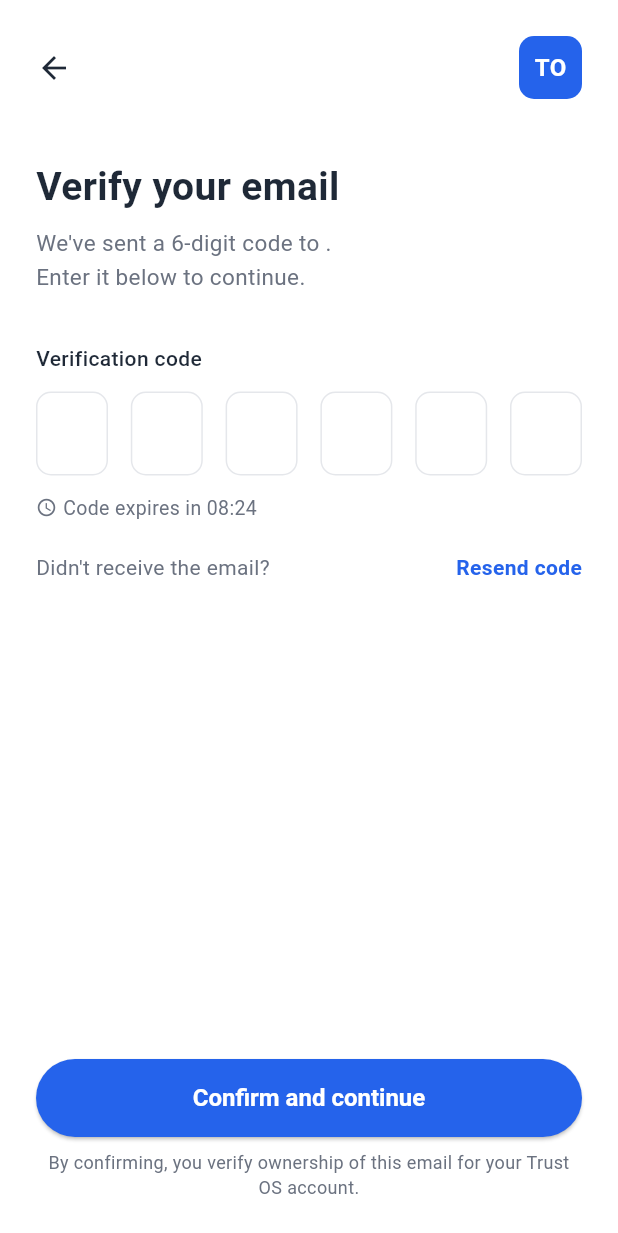
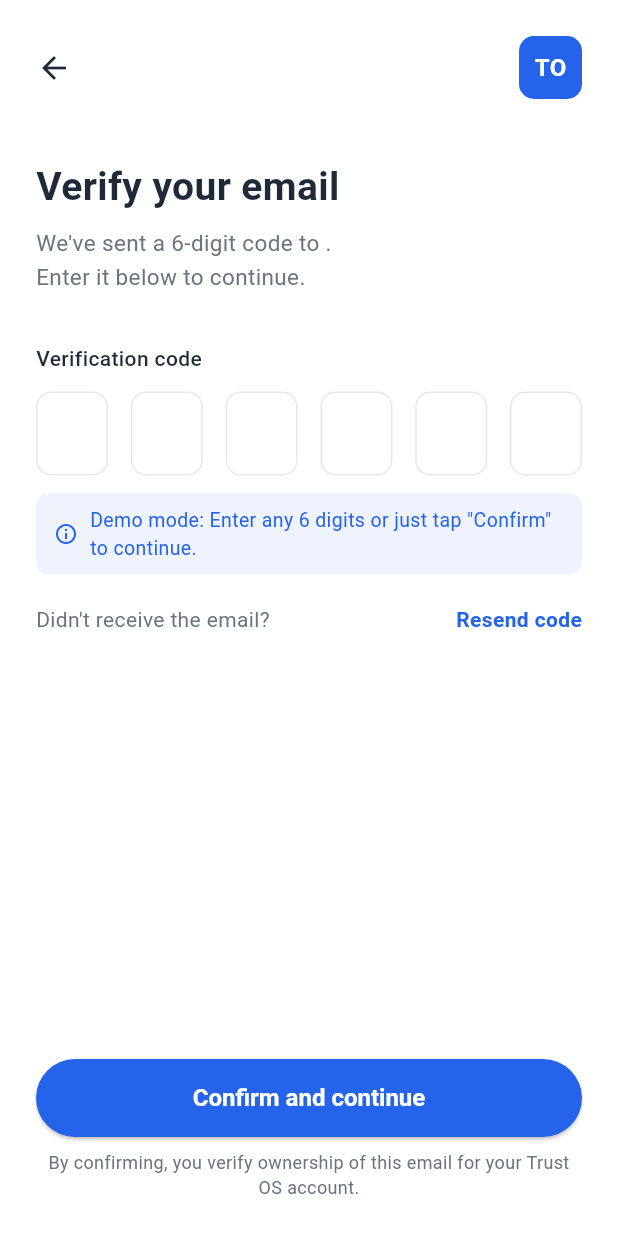
Before and after one commit to ShmInquiry/trust-builder, a Flutter app: the VerifyEmailScreen screen opened directly with empty values, on a phone screen of 412 x 824 dp. Shown: the top 1233 px of the screen. Run offline on Flutter 3.47's test engine with Material 3 defaults, Android fonts, the phone set to English and light mode, and no system bars; our stand-ins replace shared_preferences; accounts and stored records are empty.

Commit message:
Improve email verification screen for demo purposes
Update email verification screen to include demo mode instructions and set logged-in state upon confirmation.

Replit-Commit-Author: Agent
Replit-Commit-Session-Id: 460ebca1-7004-43dd-a9e0-40cd67e9630b
Replit-Commit-Checkpoint-Type: full_checkpoint
Replit-Commit-Event-Id: 11421641-1e79-41f1-86c3-9c9f24346917
Replit-Commit-Screenshot-Url: https://storage.googleapis.com/screenshot-production-us-central1/ca437e55-e423-430d-9751-d8ac40614e7f/460ebca1-7004-43dd-a9e0-40cd67e9630b/bLc9vZb
Replit-Helium-Checkpoint-Created: true

```diff
--- a/lib/screens/verify_email_screen.dart
+++ b/lib/screens/verify_email_screen.dart
@@ -1,5 +1,6 @@
 import 'package:flutter/material.dart';
 import '../theme/app_theme.dart';
+import '../services/local_storage_service.dart';
 import 'main_shell.dart';
 
 class VerifyEmailScreen extends StatefulWidget {
@@ -21,7 +22,9 @@ class _VerifyEmailScreenState extends State<VerifyEmailScreen> {
     }
   }
 
-  void _confirm() {
+  Future<void> _confirm() async {
+    await LocalStorageService.setLoggedIn(true);
+    if (!mounted) return;
     Navigator.pushAndRemoveUntil(
       context,
       MaterialPageRoute(builder: (_) => const MainShell()),
@@ -128,15 +131,24 @@ class _VerifyEmailScreenState extends State<VerifyEmailScreen> {
                 }),
               ),
               const SizedBox(height: 12),
-              const Row(
-                children: [
-                  Icon(Icons.access_time, size: 14, color: AppTheme.textMuted),
-                  SizedBox(width: 4),
-                  Text(
-                    'Code expires in 08:24',
-                    style: TextStyle(color: AppTheme.textMuted, fontSize: 13),
-                  ),
-                ],
+              Container(
+                padding: const EdgeInsets.symmetric(horizontal: 12, vertical: 8),
+                decoration: BoxDecoration(
+                  color: AppTheme.primaryBlue.withValues(alpha: 0.08),
+                  borderRadius: BorderRadius.circular(8),
+                ),
+                child: const Row(
+                  children: [
+                    Icon(Icons.info_outline, size: 16, color: AppTheme.primaryBlue),
+                    SizedBox(width: 8),
+                    Expanded(
+                      child: Text(
+                        'Demo mode: Enter any 6 digits or just tap "Confirm" to continue.',
+                        style: TextStyle(color: AppTheme.primaryBlue, fontSize: 13),
+                      ),
+                    ),
+                  ],
+                ),
               ),
               const SizedBox(height: 20),
               Row(
```
